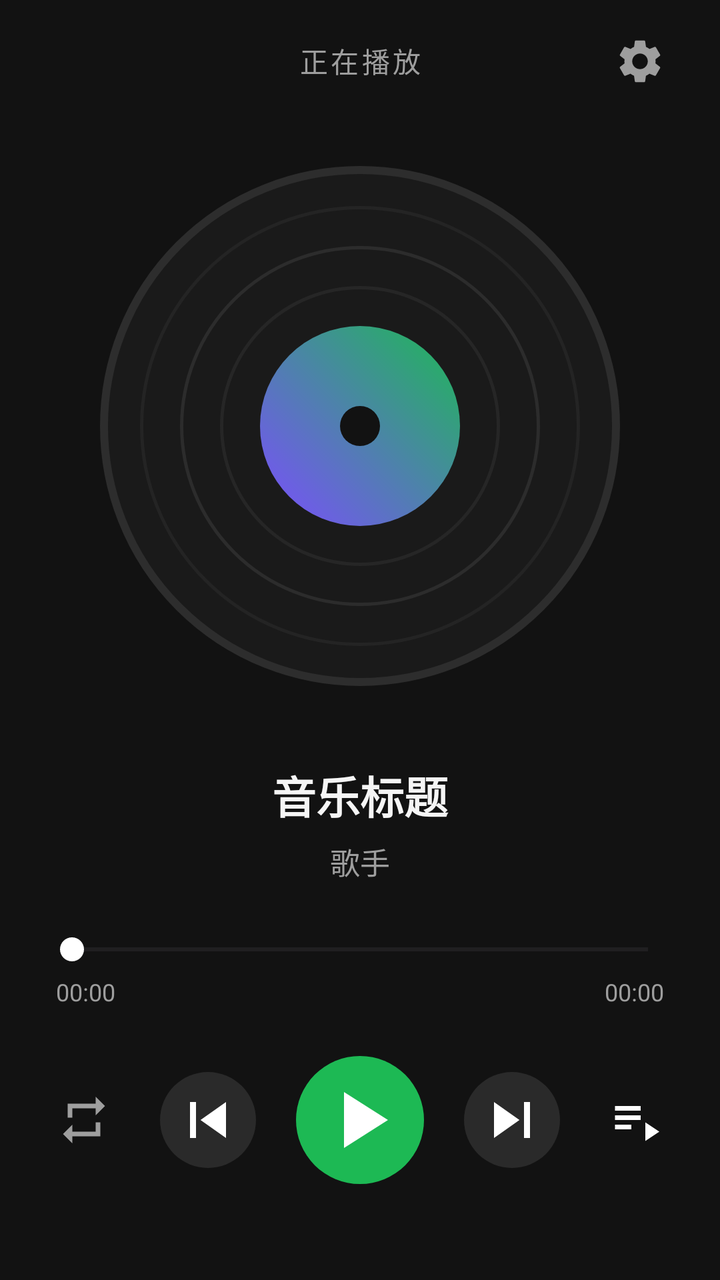
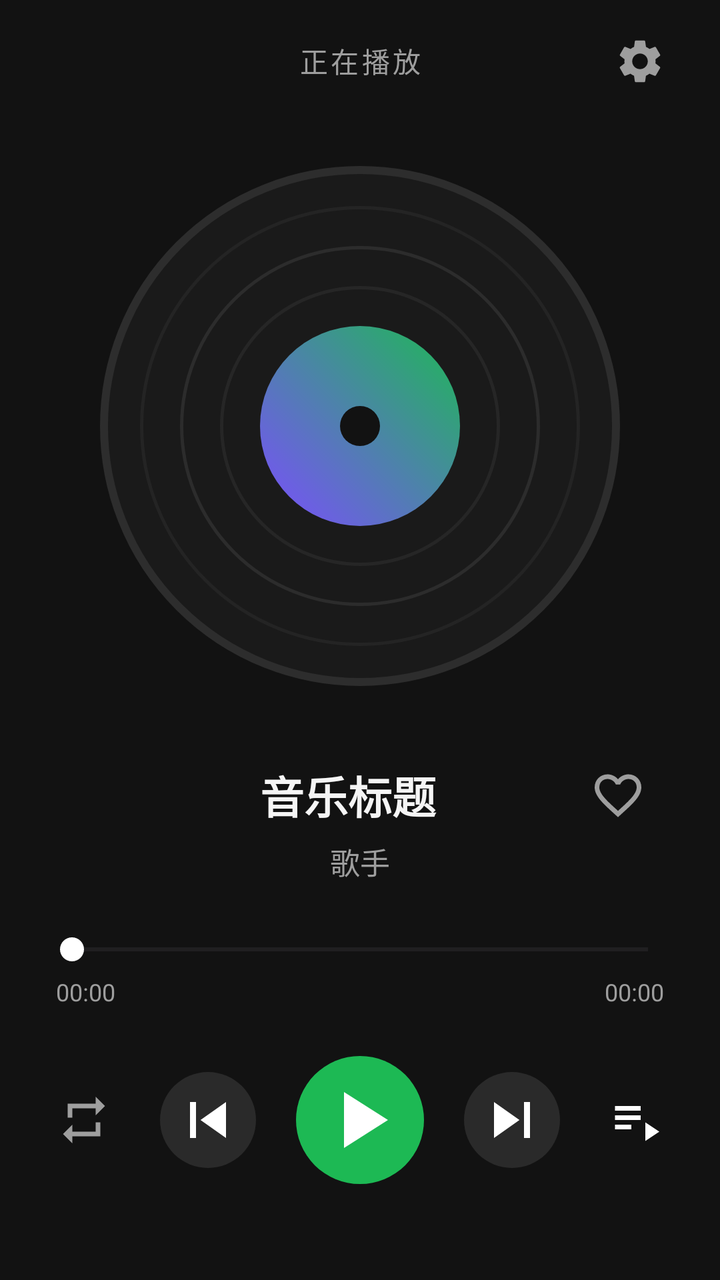

Screens rendered from an Android XML layout before and after an edit, with the pre-edit source and the edit as a unified diff.
<!-- AndroidManifest.xml: application theme Theme.LocalMusicPlayer -->
<!-- res/layout/activity_main.xml -->
<?xml version="1.0" encoding="utf-8"?>
<androidx.constraintlayout.widget.ConstraintLayout xmlns:android="http://schemas.android.com/apk/res/android"
    xmlns:app="http://schemas.android.com/apk/res-auto"
    android:layout_width="match_parent"
    android:layout_height="match_parent"
    android:background="@color/bg_dark"
    android:padding="20dp">

    
    <TextView
        android:id="@+id/tvSleepBadge"
        android:layout_width="wrap_content"
        android:layout_height="wrap_content"
        android:background="@drawable/bg_circle_btn"
        android:paddingStart="10dp"
        android:paddingTop="4dp"
        android:paddingEnd="10dp"
        android:paddingBottom="4dp"
        android:text="⏱️ 15:00"
        android:textColor="@color/accent_green"
        android:textSize="11sp"
        android:visibility="gone"
        app:layout_constraintBottom_toBottomOf="@+id/tvHeader"
        app:layout_constraintStart_toStartOf="parent"
        app:layout_constraintTop_toTopOf="@+id/tvHeader" />

    
    <TextView
        android:id="@+id/tvHeader"
        android:layout_width="wrap_content"
        android:layout_height="wrap_content"
        android:text="正在播放"
        android:textColor="@color/text_secondary"
        android:textSize="14sp"
        android:letterSpacing="0.1"
        app:layout_constraintEnd_toEndOf="parent"
        app:layout_constraintStart_toStartOf="parent"
        app:layout_constraintTop_toTopOf="parent" />

    
    <ImageButton
        android:id="@+id/btnSettings"
        android:layout_width="40dp"
        android:layout_height="40dp"
        android:background="?attr/selectableItemBackgroundBorderless"
        android:contentDescription="设置与功能"
        android:padding="8dp"
        android:src="@drawable/ic_settings"
        app:layout_constraintBottom_toBottomOf="@+id/tvHeader"
        app:layout_constraintEnd_toEndOf="parent"
        app:layout_constraintTop_toTopOf="@+id/tvHeader" />

    
    <FrameLayout
        android:id="@+id/containerCenter"
        android:layout_width="0dp"
        android:layout_height="280dp"
        android:layout_marginTop="20dp"
        app:layout_constraintBottom_toTopOf="@+id/tvSongTitle"
        app:layout_constraintEnd_toEndOf="parent"
        app:layout_constraintStart_toStartOf="parent"
        app:layout_constraintTop_toBottomOf="@+id/tvHeader"
        app:layout_constraintVertical_bias="0.3">

        <ImageView
            android:id="@+id/ivVinylDisc"
            android:layout_width="260dp"
            android:layout_height="260dp"
            android:layout_gravity="center"
            android:contentDescription="唱片封面"
            android:src="@drawable/bg_vinyl" />

        <androidx.recyclerview.widget.RecyclerView
            android:id="@+id/rvLyrics"
            android:layout_width="match_parent"
            android:layout_height="match_parent"
            android:clipToPadding="false"
            android:paddingTop="110dp"
            android:paddingBottom="110dp"
            android:visibility="gone" />

    </FrameLayout>

    
    <TextView
        android:id="@+id/tvSongTitle"
        android:layout_width="0dp"
        android:layout_height="wrap_content"
        android:layout_marginStart="16dp"
        android:layout_marginEnd="16dp"
        android:layout_marginBottom="6dp"
        android:ellipsize="end"
        android:gravity="center"
        android:maxLines="1"
        android:text="音乐标题"
        android:textColor="@color/text_primary"
        android:textSize="22sp"
        android:textStyle="bold"
        app:layout_constraintBottom_toTopOf="@+id/tvArtist"
        app:layout_constraintEnd_toEndOf="parent"
        app:layout_constraintStart_toStartOf="parent" />

    
    <TextView
        android:id="@+id/tvArtist"
        android:layout_width="wrap_content"
        android:layout_height="wrap_content"
        android:layout_marginBottom="24dp"
        android:text="歌手"
        android:textColor="@color/text_secondary"
        android:textSize="15sp"
        app:layout_constraintBottom_toTopOf="@+id/seekBar"
        app:layout_constraintEnd_toEndOf="parent"
        app:layout_constraintStart_toStartOf="parent" />

    
    <SeekBar
        android:id="@+id/seekBar"
        android:layout_width="0dp"
        android:layout_height="wrap_content"
        android:layout_marginBottom="4dp"
        android:max="100"
        android:progressTint="@color/accent_green"
        android:thumbTint="@color/white"
        app:layout_constraintBottom_toTopOf="@+id/tvCurrentTime"
        app:layout_constraintEnd_toEndOf="parent"
        app:layout_constraintStart_toStartOf="parent" />

    
    <TextView
        android:id="@+id/tvCurrentTime"
        android:layout_width="wrap_content"
        android:layout_height="wrap_content"
        android:layout_marginStart="8dp"
        android:layout_marginBottom="24dp"
        android:text="00:00"
        android:textColor="@color/text_secondary"
        android:textSize="12sp"
        app:layout_constraintBottom_toTopOf="@+id/layoutControls"
        app:layout_constraintStart_toStartOf="@+id/seekBar" />

    <TextView
        android:id="@+id/tvTotalTime"
        android:layout_width="wrap_content"
        android:layout_height="wrap_content"
        android:layout_marginEnd="8dp"
        android:layout_marginBottom="24dp"
        android:text="00:00"
        android:textColor="@color/text_secondary"
        android:textSize="12sp"
        app:layout_constraintBottom_toTopOf="@+id/layoutControls"
        app:layout_constraintEnd_toEndOf="@+id/seekBar" />

    
    <LinearLayout
        android:id="@+id/layoutControls"
        android:layout_width="match_parent"
        android:layout_height="wrap_content"
        android:layout_marginBottom="28dp"
        android:gravity="center"
        android:orientation="horizontal"
        app:layout_constraintBottom_toBottomOf="parent"
        app:layout_constraintEnd_toEndOf="parent"
        app:layout_constraintStart_toStartOf="parent">

        <ImageButton
            android:id="@+id/btnMode"
            android:layout_width="44dp"
            android:layout_height="44dp"
            android:background="?attr/selectableItemBackgroundBorderless"
            android:contentDescription="播放模式"
            android:padding="8dp"
            android:src="@drawable/ic_repeat" />

        <Space
            android:layout_width="0dp"
            android:layout_height="1dp"
            android:layout_weight="1" />

        <ImageButton
            android:id="@+id/btnPrevious"
            android:layout_width="48dp"
            android:layout_height="48dp"
            android:background="@drawable/bg_circle_btn"
            android:contentDescription="上一首"
            android:padding="8dp"
            android:src="@drawable/ic_skip_previous" />

        <Space
            android:layout_width="20dp"
            android:layout_height="1dp" />

        <ImageButton
            android:id="@+id/btnPlayPause"
            android:layout_width="64dp"
            android:layout_height="64dp"
            android:background="@drawable/bg_play_btn"
            android:contentDescription="播放/暂停"
            android:padding="12dp"
            android:src="@drawable/ic_play" />

        <Space
            android:layout_width="20dp"
            android:layout_height="1dp" />

        <ImageButton
            android:id="@+id/btnNext"
            android:layout_width="48dp"
            android:layout_height="48dp"
            android:background="@drawable/bg_circle_btn"
            android:contentDescription="下一首"
            android:padding="8dp"
            android:src="@drawable/ic_skip_next" />

        <Space
            android:layout_width="0dp"
            android:layout_height="1dp"
            android:layout_weight="1" />

        <ImageButton
            android:id="@+id/btnPlaylist"
            android:layout_width="44dp"
            android:layout_height="44dp"
            android:background="?attr/selectableItemBackgroundBorderless"
            android:contentDescription="播放列表"
            android:padding="8dp"
            android:src="@drawable/ic_playlist" />

    </LinearLayout>

</androidx.constraintlayout.widget.ConstraintLayout>
<!-- resources referenced by this layout -->
<resources>
  <color name="accent_green">#1DB954</color>
  <color name="bg_dark">#121212</color>
  <color name="text_primary">#F5F5F5</color>
  <color name="text_secondary">#9E9E9E</color>
  <color name="white">#FFFFFFFF</color>
  <!-- drawable bg_circle_btn (drawable) -->
  <?xml version="1.0" encoding="utf-8"?>
  <shape xmlns:android="http://schemas.android.com/apk/res/android"
      android:shape="oval">
      <solid android:color="#2A2A2A" />
      <size android:width="48dp" android:height="48dp" />
  </shape>
  <!-- drawable bg_play_btn (drawable) -->
  <?xml version="1.0" encoding="utf-8"?>
  <shape xmlns:android="http://schemas.android.com/apk/res/android"
      android:shape="oval">
      <solid android:color="@color/accent_green" />
      <size android:width="64dp" android:height="64dp" />
  </shape>
  <!-- drawable ic_play (drawable) -->
  <vector xmlns:android="http://schemas.android.com/apk/res/android"
      android:width="48dp"
      android:height="48dp"
      android:viewportWidth="24"
      android:viewportHeight="24">
    <path
        android:fillColor="@color/white"
        android:pathData="M8,5v14l11,-7z"/>
  </vector>
  <!-- drawable ic_playlist (drawable) -->
  <vector xmlns:android="http://schemas.android.com/apk/res/android"
      android:width="28dp"
      android:height="28dp"
      android:viewportWidth="24"
      android:viewportHeight="24">
    <path
        android:fillColor="@color/white"
        android:pathData="M3,10h11v2L3,12v-2zM3,6h11v2L3,8V6zM3,14h7v2L3,16v-2zM16,13v8l6,-4 -6,-4z"/>
  </vector>
  <!-- drawable ic_repeat (drawable) -->
  <vector xmlns:android="http://schemas.android.com/apk/res/android"
      android:width="28dp"
      android:height="28dp"
      android:viewportWidth="24"
      android:viewportHeight="24">
    <path
        android:fillColor="@color/text_secondary"
        android:pathData="M7,7h10v3l4,-4 -4,-4v3L5,5v6h2L7,7zM17,17L7,17v-3l-4,4 4,4v-3h12v-6h-2v4z"/>
  </vector>
  <!-- drawable ic_skip_next (drawable) -->
  <vector xmlns:android="http://schemas.android.com/apk/res/android"
      android:width="36dp"
      android:height="36dp"
      android:viewportWidth="24"
      android:viewportHeight="24">
    <path
        android:fillColor="@color/white"
        android:pathData="M6,18l8.5,-6L6,6v12zM16,6v12h2L18,6h-2z"/>
  </vector>
  <!-- drawable ic_skip_previous (drawable) -->
  <vector xmlns:android="http://schemas.android.com/apk/res/android"
      android:width="36dp"
      android:height="36dp"
      android:viewportWidth="24"
      android:viewportHeight="24">
    <path
        android:fillColor="@color/white"
        android:pathData="M6,6h2v12L6,18L6,6zM9.5,12l8.5,6L18,6l-8.5,6z"/>
  </vector>
  <style name="Theme.LocalMusicPlayer" parent="Theme.Material3.DayNight.NoActionBar">
          <item name="android:statusBarColor">@color/bg_dark</item>
          <item name="android:windowBackground">@color/bg_dark</item>
          <item name="android:navigationBarColor">@color/bg_dark</item>
          <item name="colorPrimary">@color/accent_green</item>
      </style>
  <!-- unchanged entries left out for length: 2 -->
</resources>

<!-- the commit's change to res/layout/activity_main.xml (unified diff, before → after) -->
@@ -86,8 +86,8 @@
         android:id="@+id/tvSongTitle"
         android:layout_width="0dp"
         android:layout_height="wrap_content"
-        android:layout_marginStart="16dp"
-        android:layout_marginEnd="16dp"
+        android:layout_marginStart="44dp"
+        android:layout_marginEnd="6dp"
         android:layout_marginBottom="6dp"
         android:ellipsize="end"
         android:gravity="center"
@@ -97,8 +97,22 @@
         android:textSize="22sp"
         android:textStyle="bold"
         app:layout_constraintBottom_toTopOf="@+id/tvArtist"
-        app:layout_constraintEnd_toEndOf="parent"
+        app:layout_constraintEnd_toStartOf="@+id/btnFavorite"
         app:layout_constraintStart_toStartOf="parent" />
+
+    
+    <ImageButton
+        android:id="@+id/btnFavorite"
+        android:layout_width="38dp"
+        android:layout_height="38dp"
+        android:layout_marginEnd="12dp"
+        android:background="?attr/selectableItemBackgroundBorderless"
+        android:contentDescription="收藏歌曲"
+        android:padding="6dp"
+        android:src="@drawable/ic_favorite_border"
+        app:layout_constraintBottom_toBottomOf="@+id/tvSongTitle"
+        app:layout_constraintEnd_toEndOf="parent"
+        app:layout_constraintTop_toTopOf="@+id/tvSongTitle" />
 
     
     <TextView
@@ -126,7 +140,6 @@
         app:layout_constraintEnd_toEndOf="parent"
         app:layout_constraintStart_toStartOf="parent" />
 
-    
     <TextView
         android:id="@+id/tvCurrentTime"
         android:layout_width="wrap_content"
<!-- resource entries referenced after the edit -->
@@ -19,6 +19,16 @@
       <solid android:color="@color/accent_green" />
       <size android:width="64dp" android:height="64dp" />
   </shape>
+  <!-- drawable ic_favorite_border (drawable) -->
+  <vector xmlns:android="http://schemas.android.com/apk/res/android"
+      android:width="28dp"
+      android:height="28dp"
+      android:viewportWidth="24"
+      android:viewportHeight="24">
+    <path
+        android:fillColor="@color/text_secondary"
+        android:pathData="M16.5,3c-1.74,0 -3.41,0.81 -4.5,2.09C10.91,3.81 9.24,3 7.5,3 4.42,3 2,5.42 2,8.5c0,3.78 3.4,6.86 8.55,11.54L12,21.35l1.45,-1.32C18.6,15.36 22,12.28 22,8.5 22,5.42 19.58,3 16.5,3zM12.1,18.55l-0.1,0.1 -0.1,-0.1C7.14,14.24 4,11.39 4,8.5 4,6.5 5.5,5 7.5,5c1.54,0 3.04,0.99 3.57,2.36h1.87C13.46,5.99 14.96,5 16.5,5c2,0 3.5,1.5 3.5,3.5 0,2.89 -3.14,5.74 -7.9,10.05z"/>
+  </vector>
   <!-- drawable ic_play (drawable) -->
   <vector xmlns:android="http://schemas.android.com/apk/res/android"
       android:width="48dp"
